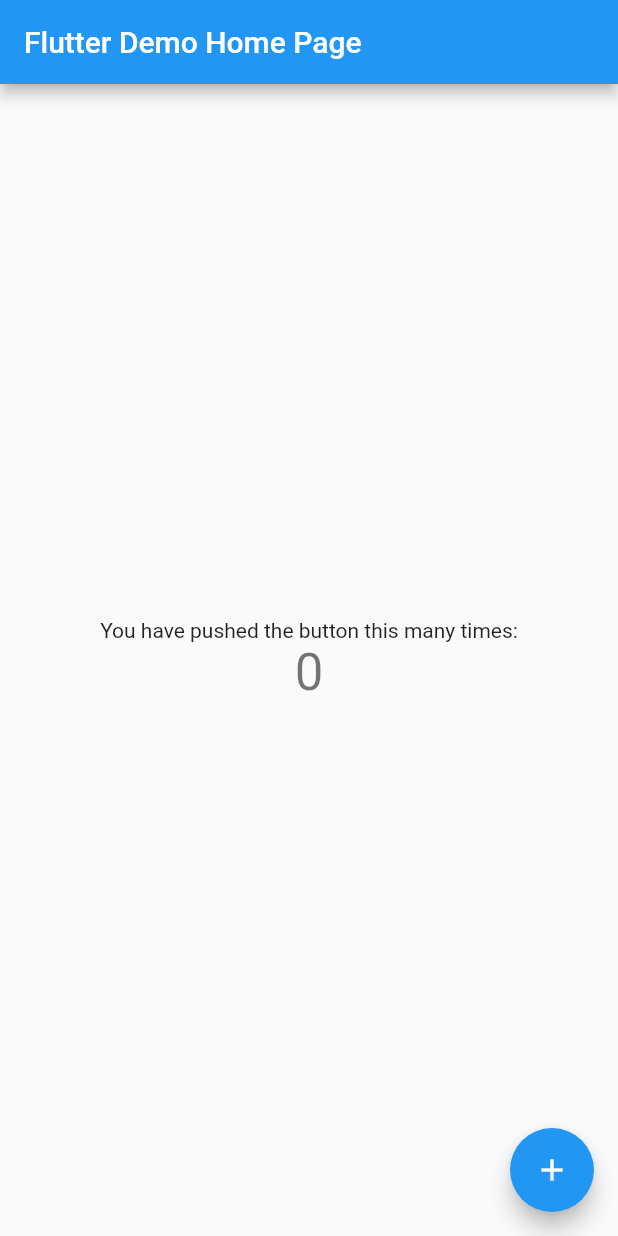
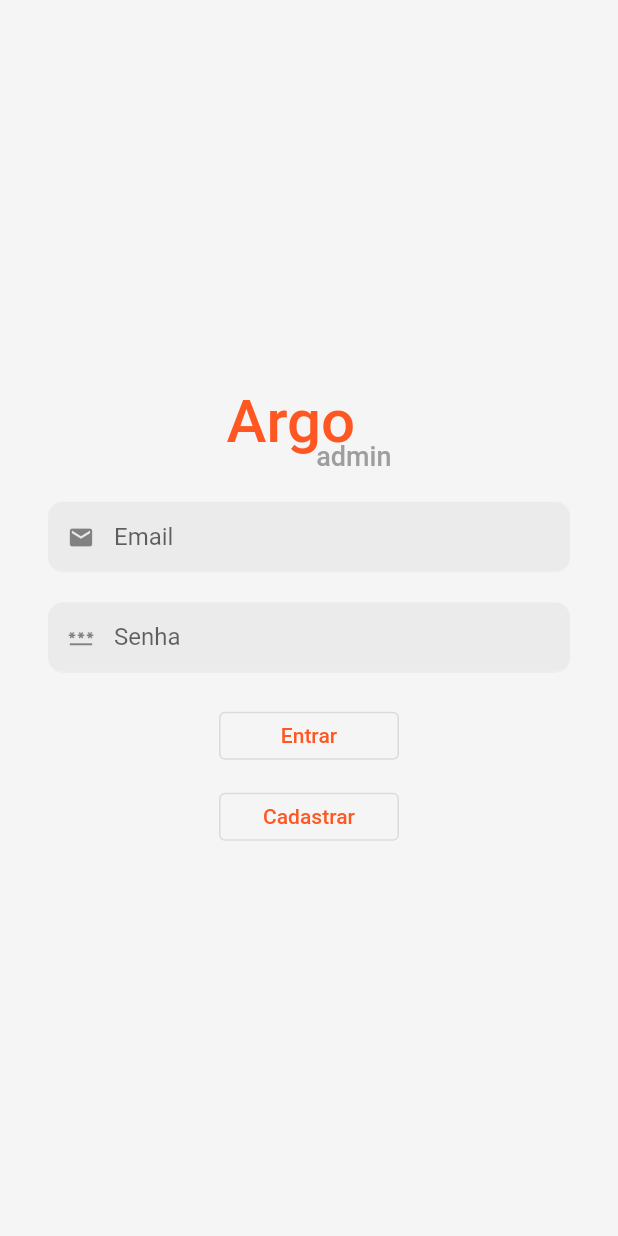
Before and after one commit to Guilherme-so/my_place_admin, a Flutter app: the screen it shows after launch, on a phone screen of 412 x 824 dp. Run offline on Flutter 3.47's test engine with Material 2 defaults, Android fonts, the phone set to English and light mode, and no system bars; our stand-ins replace firebase_core; accounts and stored records are empty.

Commit message:
adding sign in page

```diff
--- /dev/null
+++ b/lib/core/theme.dart
@@ -0,0 +1,69 @@
+import 'package:flutter/material.dart';
+
+final lightTheme = ThemeData(
+  primaryColor: Colors.deepOrange,
+  primaryColorLight: Colors.deepOrange[200],
+  primaryColorDark: Colors.deepOrange[800],
+  colorScheme: ColorScheme(
+      brightness: Brightness.light,
+      primary: Colors.deepOrange,
+      onPrimary: Colors.white,
+      secondary: Colors.grey.shade800,
+      onSecondary: Colors.white,
+      error: Colors.red,
+      onError: Colors.white,
+      background: Colors.grey.shade100,
+      onBackground: Colors.grey.shade800,
+      surface: Colors.white,
+      onSurface: Colors.grey.shade900),
+  scaffoldBackgroundColor: Colors.grey.shade100,
+  visualDensity: VisualDensity.comfortable,
+  buttonTheme: ButtonThemeData(
+    textTheme: ButtonTextTheme.primary,
+    shape: RoundedRectangleBorder(
+      borderRadius: BorderRadius.circular(8),
+    ),
+  ),
+  appBarTheme: AppBarTheme(
+    elevation: 0.5,
+    color: Colors.grey.shade100,
+    centerTitle: true,
+    iconTheme: const IconThemeData(
+      color: Colors.deepOrange,
+    ),
+    toolbarTextStyle: TextStyle(
+      fontSize: 18,
+      fontWeight: FontWeight.bold,
+      color: Colors.grey.shade800,
+    ),
+  ),
+  bottomAppBarTheme: BottomAppBarTheme(color: Colors.grey.shade50),
+  inputDecorationTheme: InputDecorationTheme(
+    isDense: true,
+    filled: true,
+    border: UnderlineInputBorder(
+      borderSide: BorderSide(color: Colors.grey.shade200),
+      borderRadius: BorderRadius.circular(10),
+    ),
+    enabledBorder: UnderlineInputBorder(
+      borderSide: BorderSide(color: Colors.grey.shade200),
+      borderRadius: BorderRadius.circular(10),
+    ),
+    disabledBorder: UnderlineInputBorder(
+      borderSide: BorderSide(color: Colors.grey.shade200),
+      borderRadius: BorderRadius.circular(10),
+    ),
+    focusedBorder: UnderlineInputBorder(
+      borderSide: BorderSide(color: Colors.grey.shade200),
+      borderRadius: BorderRadius.circular(10),
+    ),
+    errorBorder: UnderlineInputBorder(
+      borderSide: BorderSide(color: Colors.red.shade600),
+      borderRadius: BorderRadius.circular(10),
+    ),
+    focusedErrorBorder: UnderlineInputBorder(
+      borderSide: BorderSide(color: Colors.red.shade600),
+      borderRadius: BorderRadius.circular(10),
+    ),
+  ),
+);
--- a/lib/main.dart
+++ b/lib/main.dart
@@ -1,6 +1,8 @@
 import 'package:flutter/material.dart';
 import 'package:firebase_core/firebase_core.dart';
+import 'core/theme.dart';
 import 'firebase_options.dart';
+import 'pages/sign_in.dart';
 
 void main() async {
   await Firebase.initializeApp(
@@ -17,59 +19,8 @@ class MyApp extends StatelessWidget {
     return MaterialApp(
       title: 'My place admin',
       debugShowCheckedModeBanner: false,
-      theme: ThemeData(
-        primarySwatch: Colors.blue,
-      ),
-      home: const MyHomePage(title: 'Flutter Demo Home Page'),
+      theme: lightTheme,
+      home: const SignInPage(),
     );
   }
 }
-
-class MyHomePage extends StatefulWidget {
-  const MyHomePage({super.key, required this.title});
-
-  final String title;
-
-  @override
-  State<MyHomePage> createState() => _MyHomePageState();
-}
-
-class _MyHomePageState extends State<MyHomePage> {
-  int _counter = 0;
-
-  void _incrementCounter() {
-    setState(() {
-      _counter++;
-    });
-  }
-
-  @override
-  Widget build(BuildContext context) {
-    return Scaffold(
-      appBar: AppBar(
-        // Here we take the value from the MyHomePage object that was created by
-        // the App.build method, and use it to set our appbar title.
-        title: Text(widget.title),
-      ),
-      body: Center(
-        child: Column(
-          mainAxisAlignment: MainAxisAlignment.center,
-          children: <Widget>[
-            const Text(
-              'You have pushed the button this many times:',
-            ),
-            Text(
-              '$_counter',
-              style: Theme.of(context).textTheme.headlineMedium,
-            ),
-          ],
-        ),
-      ),
-      floatingActionButton: FloatingActionButton(
-        onPressed: _incrementCounter,
-        tooltip: 'Increment',
-        child: const Icon(Icons.add),
-      ), // This trailing comma makes auto-formatting nicer for build methods.
-    );
-  }
-}
--- /dev/null
+++ b/lib/pages/sign_in.dart
@@ -0,0 +1,88 @@
+import 'package:flutter/material.dart';
+import '../widgets/logo.dart';
+
+class SignInPage extends StatefulWidget {
+  const SignInPage({super.key});
+
+  @override
+  State<SignInPage> createState() => _SignInPageState();
+}
+
+class _SignInPageState extends State<SignInPage> {
+  final _formKey = GlobalKey<FormState>();
+  late String _email;
+  late String _senha;
+
+  @override
+  Widget build(BuildContext context) {
+    return Scaffold(
+        body: Form(
+      key: _formKey,
+      child: SizedBox(
+        child: Padding(
+          padding: const EdgeInsets.all(32),
+          child: Column(
+            mainAxisAlignment: MainAxisAlignment.center,
+            children: [
+              const Logo(),
+              const SizedBox(height: 20),
+              TextFormField(
+                decoration: const InputDecoration(
+                  prefixIcon: Icon(Icons.email),
+                  labelText: 'Email',
+                ),
+                validator: (value) {
+                  if (value == null || value.isEmpty || !value.contains('@')) {
+                    return 'Preencha um email valido!';
+                  } else {
+                    return null;
+                  }
+                },
+                onSaved: (email) => _email = email!,
+              ),
+              const SizedBox(height: 20),
+              TextFormField(
+                decoration: const InputDecoration(
+                  prefixIcon: Icon(Icons.password),
+                  labelText: 'Senha',
+                ),
+                obscureText: true,
+                validator: (value) {
+                  if (value == null || value.isEmpty || value.length < 8) {
+                    return "Insira uma senha valida com pelo menos 8 caracters";
+                  } else {
+                    return null;
+                  }
+                },
+                onSaved: (senha) => _senha = senha!,
+              ),
+              const SizedBox(height: 20),
+              SizedBox(
+                width: 120,
+                child: OutlinedButton(
+                  onPressed: () {
+                    final form = _formKey.currentState!;
+                    if (form.validate()) {
+                      form.save();
+                      print(_email);
+                      print(_senha);
+                    }
+                  },
+                  child: const Text("Entrar"),
+                ),
+              ),
+              const SizedBox(height: 10),
+              SizedBox(
+                width: 120,
+                child: OutlinedButton(
+                  onPressed: () {},
+                  child: const Text("Cadastrar"),
+                ),
+              ),
+            ],
+          ),
+        ),
+      ),
+    ));
+  }
+}
--- /dev/null
+++ b/lib/widgets/logo.dart
@@ -0,0 +1,42 @@
+import 'package:flutter/material.dart';
+
+class Logo extends StatefulWidget {
+  const Logo({super.key});
+
+  @override
+  State<Logo> createState() => _LogoState();
+}
+
+class _LogoState extends State<Logo> {
+  @override
+  Widget build(BuildContext context) {
+    return SizedBox(
+      width: 110,
+      height: 57,
+      child: Stack(
+        children: [
+          Text(
+            'Argo',
+            style: TextStyle(
+              color: Theme.of(context).primaryColor,
+              fontSize: 40,
+              fontWeight: FontWeight.w500,
+            ),
+          ),
+          const Positioned(
+            right: 0,
+            bottom: 0,
+            child: Text(
+              'admin',
+              style: TextStyle(
+                color: Colors.grey,
+                fontSize: 18,
+                fontWeight: FontWeight.w500,
+              ),
+            ),
+          )
+        ],
+      ),
+    );
+  }
+}
```
